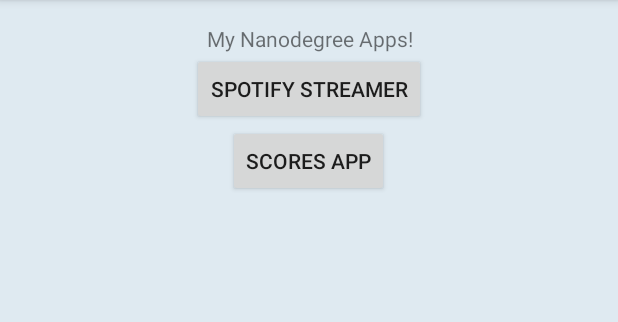
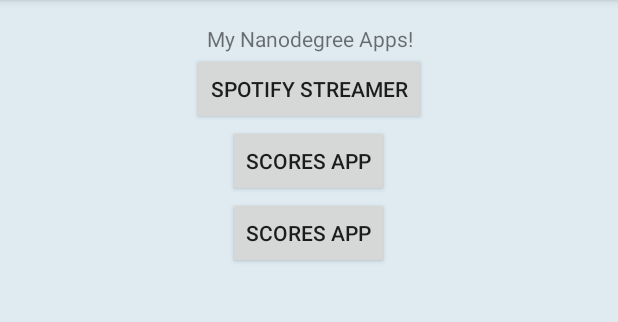
Before and after one commit to tahminak/Android_NanoDegree_Project00, an Android app: the screen it shows after launch (MainActivity), on a phone screen of 412 x 824 dp, the part 84-406 px from its top. Run offline under Robolectric (Android 15) with nearby library versions, the phone set to English and light mode, and no system bars.

Commit message:
Add project

```diff
--- a/app/src/main/res/layout/activity_main.xml
+++ b/app/src/main/res/layout/activity_main.xml
@@ -24,7 +24,7 @@
         android:layout_alignParentLeft="false"
         android:layout_centerHorizontal="true" />
     <Button
-        android:id="@+id/button_send1"
+        android:id="@+id/button_duo1"
         android:layout_width="wrap_content"
         android:layout_height="wrap_content"
         android:layout_below="@+id/button_spotify"
@@ -32,4 +32,13 @@
         android:onClick="sendMessage"
         android:layout_centerHorizontal="true" />
 
+    <Button
+        android:id="@+id/button_send1"
+        android:layout_width="wrap_content"
+        android:layout_height="wrap_content"
+        android:layout_below="@+id/button_duo1"
+        android:text="Scores app"
+        android:onClick="sendMessage"
+        android:layout_centerHorizontal="true" />
+
 </RelativeLayout>
```
